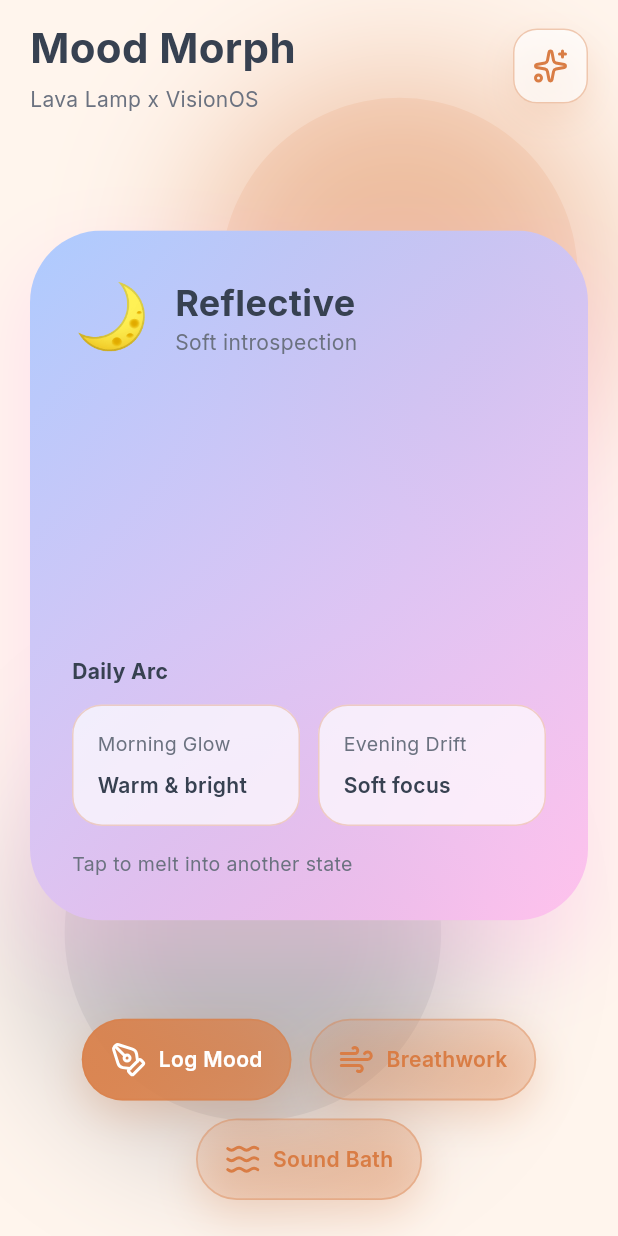
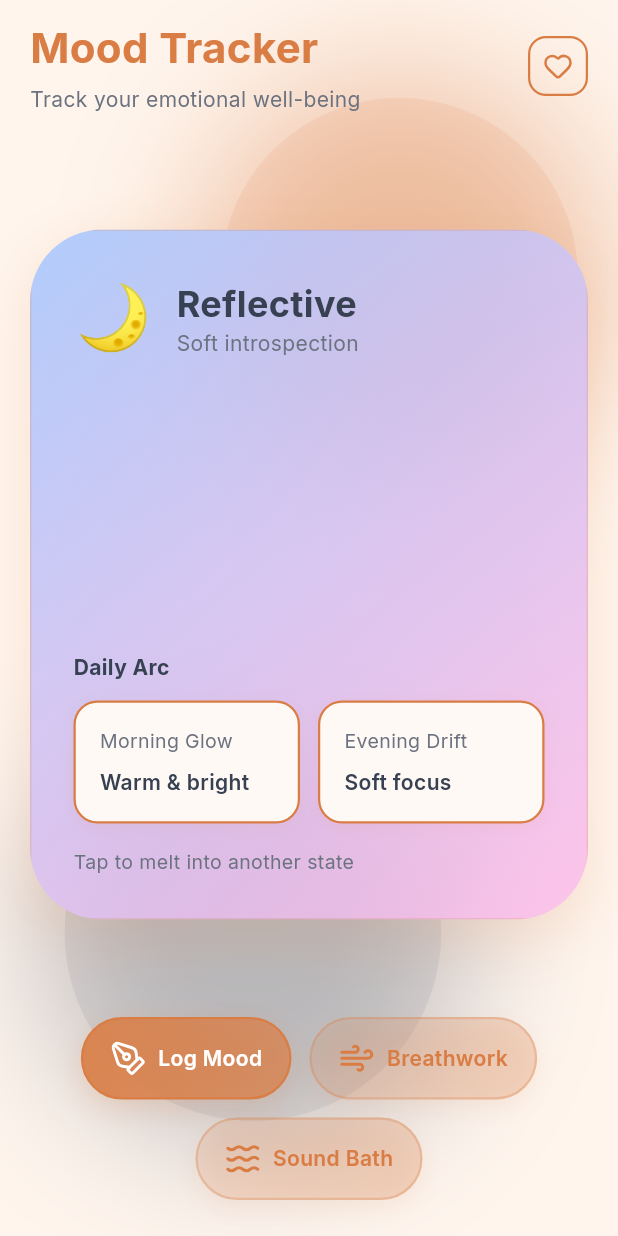
Before and after one commit to yigitalisonmez/me_hub, a Flutter app: the MoodTrackerPage screen opened directly, after a tap on "Balanced", on a phone screen of 412 x 824 dp. Run offline on Flutter 3.47's test engine with Material 3 defaults, Android fonts, the phone set to English and light mode, and no system bars; our stand-ins replace flutter_svg, google_fonts, hive, hive_flutter, lottie, lucide_icons_flutter and 2 more; accounts and stored records are empty; network calls fail.

Commit message:
compatibility  V1.0

```diff
--- a/lib/features/mood_tracker/presentation/pages/mood_tracker_page.dart
+++ b/lib/features/mood_tracker/presentation/pages/mood_tracker_page.dart
@@ -121,16 +121,16 @@ class _MoodTrackerPageState extends State<MoodTrackerPage>
             crossAxisAlignment: CrossAxisAlignment.start,
             children: [
               Text(
-                'Mood Morph',
+                'Mood Tracker',
                 style: TextStyle(
                   fontSize: 28,
                   fontWeight: FontWeight.bold,
-                  color: themeProvider.textPrimary,
+                  color: themeProvider.primaryColor,
                 ),
               ),
               const SizedBox(height: 4),
               Text(
-                'Lava Lamp x VisionOS',
+                'Track your emotional well-being',
                 style: TextStyle(
                   color: themeProvider.textSecondary,
                 ),
@@ -138,24 +138,19 @@ class _MoodTrackerPageState extends State<MoodTrackerPage>
             ],
           ),
           Container(
-            padding: const EdgeInsets.all(12),
+            width: 40,
+            height: 40,
             decoration: BoxDecoration(
-              color: themeProvider.cardColor.withValues(alpha: 0.7),
-              borderRadius: BorderRadius.circular(16),
               border: Border.all(
-                color: themeProvider.borderColor.withValues(alpha: 0.4),
+                color: themeProvider.borderColor,
+                width: 1.5,
               ),
-              boxShadow: [
-                BoxShadow(
-                  color: themeProvider.primaryColor.withValues(alpha: 0.15),
-                  blurRadius: 20,
-                  offset: const Offset(0, 10),
-                ),
-              ],
+              borderRadius: BorderRadius.circular(12),
             ),
             child: Icon(
-              LucideIcons.sparkles,
+              LucideIcons.heart,
               color: themeProvider.primaryColor,
+              size: 20,
             ),
           )
         ],
@@ -183,10 +178,10 @@ class _MoodTrackerPageState extends State<MoodTrackerPage>
           borderRadius: borderRadius,
           boxShadow: [
             BoxShadow(
-              color: mood.gradient.last.withValues(alpha: 0.35),
-              blurRadius: 45,
-              spreadRadius: 6,
-              offset: const Offset(0, 25),
+              color: themeProvider.primaryColor.withValues(alpha: 0.15),
+              blurRadius: 30,
+              spreadRadius: 4,
+              offset: const Offset(0, 12),
             ),
           ],
         ),
@@ -202,9 +197,13 @@ class _MoodTrackerPageState extends State<MoodTrackerPage>
                   begin: Alignment.topLeft,
                   end: Alignment.bottomRight,
                   colors: [
-                    mood.gradient.first.withValues(alpha: 0.95),
-                    mood.gradient.last.withValues(alpha: _expanded ? 0.85 : 0.65),
+                    mood.gradient.first.withValues(alpha: 0.9),
+                    mood.gradient.last.withValues(alpha: _expanded ? 0.8 : 0.7),
                   ],
+                ),
+                border: Border.all(
+                  color: themeProvider.borderColor.withValues(alpha: 0.2),
+                  width: 1,
                 ),
               ),
               padding: const EdgeInsets.all(28),
@@ -499,11 +498,19 @@ class _ArcPill extends StatelessWidget {
       curve: Curves.easeInOut,
       padding: const EdgeInsets.all(16),
       decoration: BoxDecoration(
-        color: themeProvider.cardColor.withValues(alpha: 0.7),
-        borderRadius: BorderRadius.circular(20),
+        color: themeProvider.surfaceColor,
+        borderRadius: BorderRadius.circular(16),
         border: Border.all(
-          color: themeProvider.borderColor.withValues(alpha: 0.3),
+          color: themeProvider.borderColor,
+          width: 1.5,
         ),
+        boxShadow: [
+          BoxShadow(
+            color: themeProvider.primaryColor.withValues(alpha: 0.08),
+            blurRadius: 8,
+            offset: const Offset(0, 2),
+          ),
+        ],
       ),
       child: Column(
         crossAxisAlignment: CrossAxisAlignment.start,
@@ -567,14 +574,16 @@ class _MeltedButton extends StatelessWidget {
               ),
               borderRadius: BorderRadius.circular(radius),
               border: Border.all(
-                color: highlightColor.withValues(alpha: 0.35),
-                width: 1.2,
+                color: isPrimary
+                    ? highlightColor
+                    : highlightColor.withValues(alpha: 0.3),
+                width: 1.5,
               ),
               boxShadow: [
                 BoxShadow(
-                  color: highlightColor.withValues(alpha: 0.25),
-                  blurRadius: 24,
-                  offset: const Offset(0, 10),
+                  color: highlightColor.withValues(alpha: isPrimary ? 0.2 : 0.1),
+                  blurRadius: isPrimary ? 16 : 12,
+                  offset: const Offset(0, 6),
                 ),
               ],
             ),
```
